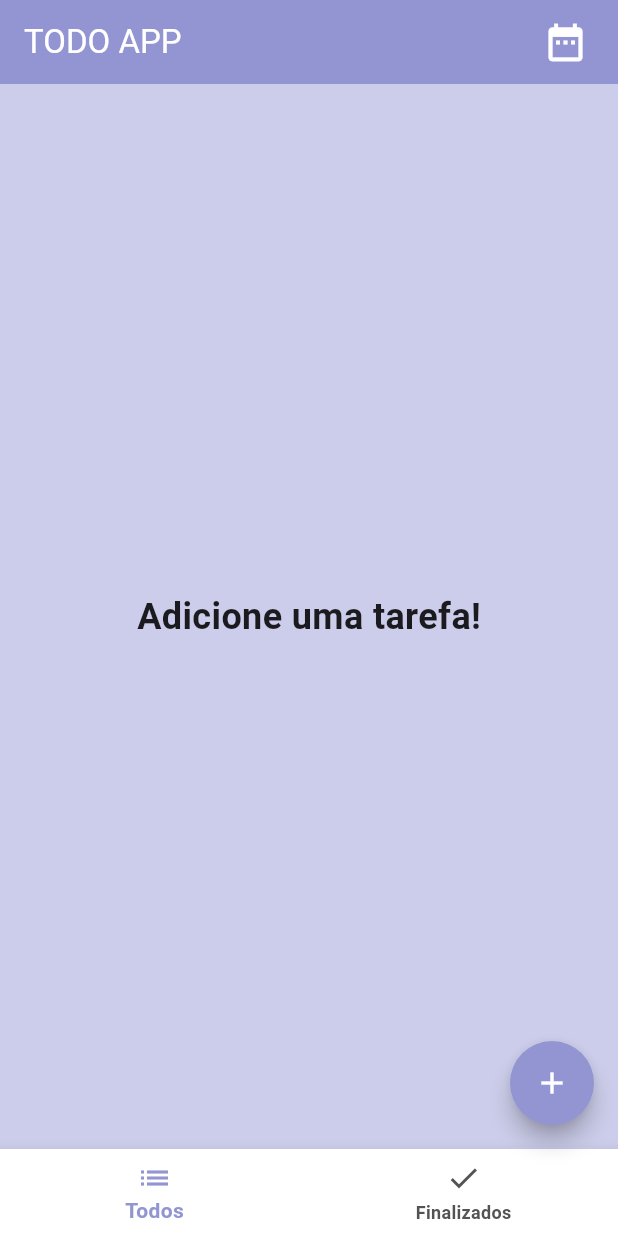
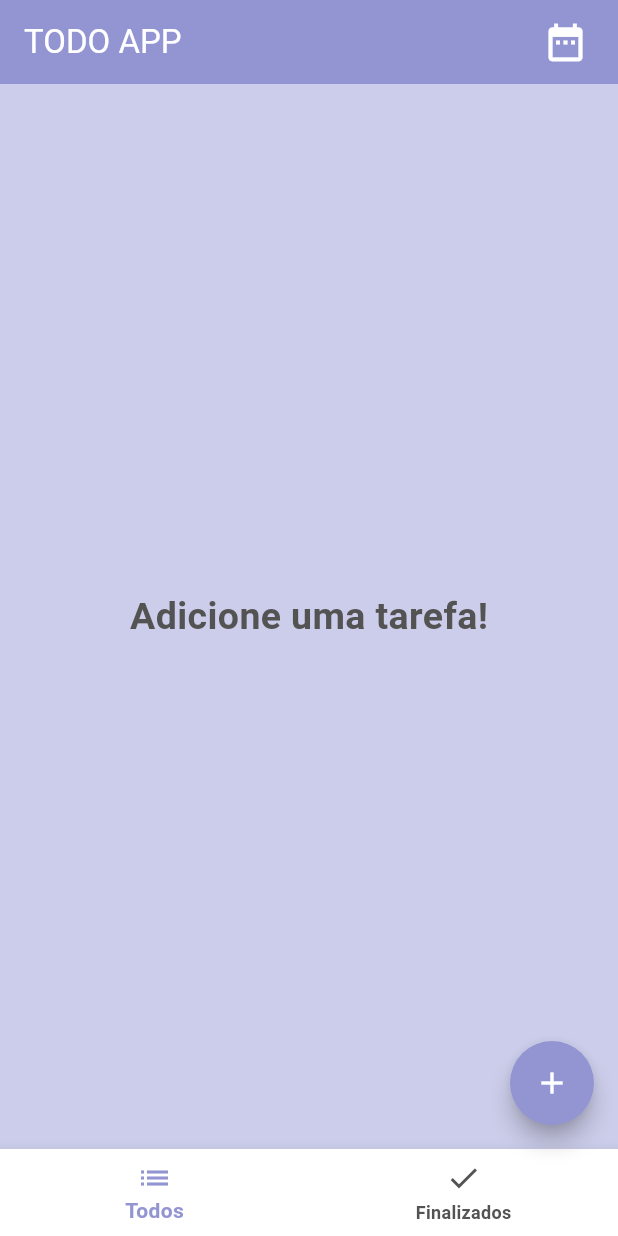
Before and after one commit to gabrielnavas/todo_flutter_app, a Flutter app: the screen it shows after launch, on a phone screen of 412 x 824 dp. Run offline on Flutter 3.47's test engine with Material 3 defaults, Android fonts, the phone set to English and light mode, and no system bars; our stand-ins replace sqflite; accounts and stored records are empty.

Commit message:
add style on waiting items and list empty

```diff
--- a/lib/screens/todo_list_screen.dart
+++ b/lib/screens/todo_list_screen.dart
@@ -103,29 +103,17 @@ class _TodoListScreenState extends State<TodoListScreen> {
             future: _loadTodos(),
             builder: (context, snapshot) {
               if (snapshot.connectionState == ConnectionState.waiting) {
-                return const Column(
-                  mainAxisAlignment: MainAxisAlignment.center,
-                  children: [
-                    CircularProgressIndicator(),
-                    Center(
-                      child: Text('Carregando Tarefas.'),
-                    ),
-                  ],
-                );
+                return _waitingItems();
               }
 
               if (!snapshot.hasData) {
-                return const Center(
-                  child: Text('Adicione uma tarefa!'),
-                );
+                return _emptyListMessage();
               }
 
               final List<Todo> items = snapshot.data as List<Todo>;
 
               if (items.isEmpty) {
-                return const Center(
-                  child: Text('Adicione uma tarefa!'),
-                );
+                return _emptyListMessage();
               }
 
               return ListView.builder(
@@ -137,4 +125,41 @@ class _TodoListScreenState extends State<TodoListScreen> {
           )),
     );
   }
+
+  Column _waitingItems() {
+    return Column(
+      mainAxisAlignment: MainAxisAlignment.center,
+      children: [
+        CircularProgressIndicator(
+          color: Theme.of(context).colorScheme.onSecondary,
+        ),
+        const SizedBox(
+          height: 10,
+        ),
+        Center(
+          child: Text(
+            'Carregando Tarefas.',
+            style: TextStyle(
+              color: Theme.of(context).colorScheme.primary,
+              fontWeight: FontWeight.bold,
+              fontSize: 25,
+            ),
+          ),
+        ),
+      ],
+    );
+  }
+
+  Center _emptyListMessage() {
+    return Center(
+      child: Text(
+        'Adicione uma tarefa!',
+        style: TextStyle(
+          color: Theme.of(context).colorScheme.primary,
+          fontWeight: FontWeight.bold,
+          fontSize: 25,
+        ),
+      ),
+    );
+  }
 }
```
